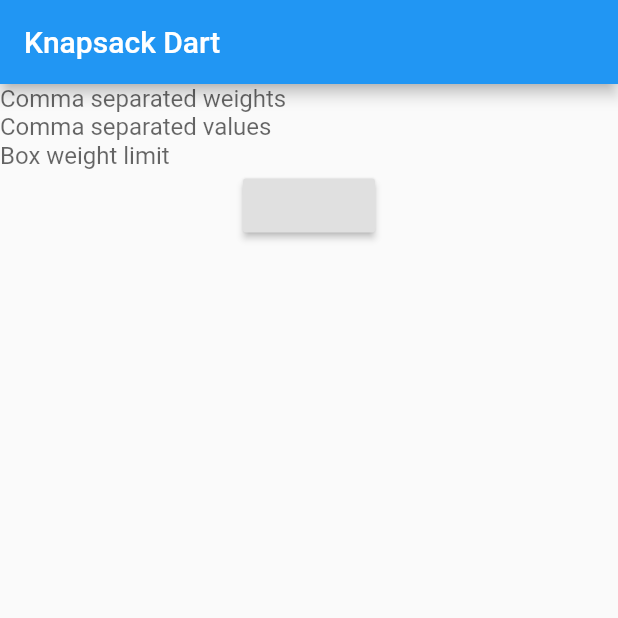
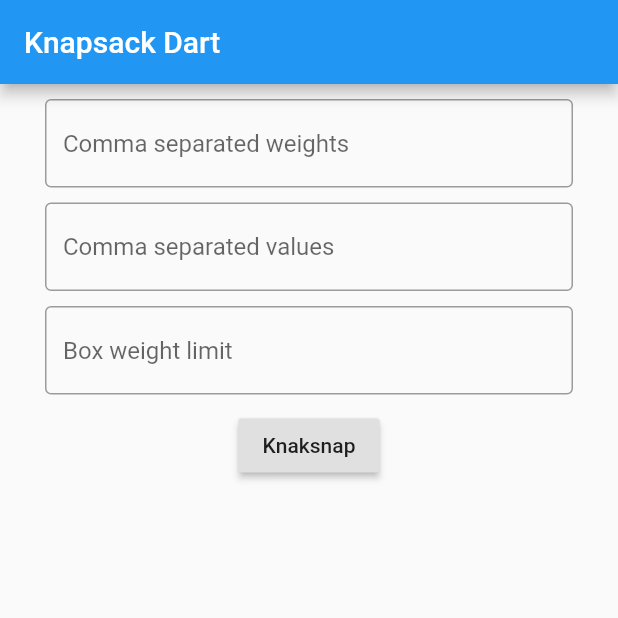
Before and after one commit to haybankz/tenner_test, a Flutter app: the screen it shows after launch, on a phone screen of 412 x 824 dp, the top half of it. Run offline on Flutter 3.47's test engine with Material 2 defaults, Android fonts, the phone set to English and light mode, and no system bars.

Commit message:
add second method

```diff
--- a/lib/main.dart
+++ b/lib/main.dart
@@ -49,15 +49,21 @@ class _HomeState extends State<MyHomePage>{
   @override
   Widget build(BuildContext context) {
     return Scaffold(
+      resizeToAvoidBottomPadding: false,
       appBar: AppBar(title: Text("Knapsack Dart"),
       ),
-      body: Form(
+      body: SingleChildScrollView(
+        child: Container(
+          margin: EdgeInsets.symmetric(horizontal: 30),
+          child: Form(
             key: _formKey,
             child: Column(
               children: [
+                SizedBox(height: 10,),
                  TextFormField(
                   controller: wController,
-              decoration: InputDecoration.collapsed(hintText: "Comma separated weights"),
+                  decoration: InputDecoration(hintText: "Comma separated weights",
+                    border: OutlineInputBorder(),),
                    validator: (value){
                     if(value.isEmpty) return "Enter box weights separated by commas";
                     if(value.replaceAll(" ", "").split(",").length != vController.text.replaceAll(" ", "").split(",").length){
@@ -67,9 +73,11 @@ class _HomeState extends State<MyHomePage>{
                    },
                 ),
 
+                SizedBox(height: 10,),
                 TextFormField(
                   controller: vController,
-              decoration: InputDecoration.collapsed(hintText: "Comma separated values"),
+                  decoration: InputDecoration(hintText: "Comma separated values",
+                      border: OutlineInputBorder()),
                   validator: (value){
                     if(value.isEmpty) return "Enter box value separated by commas";
                     if(value.replaceAll(" ", "").split(",").length != wController.text.replaceAll(" ", "").split(",").length){
@@ -78,16 +86,20 @@ class _HomeState extends State<MyHomePage>{
                     return null;
                   },
                 ),
-
+                SizedBox(height: 10,),
                 TextFormField(
                   controller: weightLimitController,
-              decoration: InputDecoration.collapsed(hintText: "Box weight limit"),
+                  decoration: InputDecoration(hintText: "Box weight limit",
+                      border: OutlineInputBorder()),
                   validator: (value){
                     if(value.isEmpty) return "Enter box weight limit";
                     return null;
                   },
                 ),
-            RaisedButton(onPressed: (){
+                SizedBox(height: 10,),
+                RaisedButton(
+                  child: Text("Knaksnap"),
+                    onPressed: (){
                   if(_formKey.currentState.validate()){
                     var weights = wController.text.replaceAll(" ", "").split(",").map((e) => int.parse(e)).toList();
                     var values = vController.text.replaceAll(" ", "").split(",").map((e) => int.parse(e)).toList();
@@ -96,17 +108,22 @@ class _HomeState extends State<MyHomePage>{
                       boxes.add(Box(name: "Box $i", weight: weights[i], value: values[i]));
                     }
 
-                Knapsack knapsack = Knapsack(boxes: boxes, weightLimit: int.parse(weightLimitController.text.trim()));
-                var ans = knapsack.solve();
+                    Knapsack knapsack1 = Knapsack(boxes: boxes, weightLimit: int.parse(weightLimitController.text.trim()));
+                    var ans1 = knapsack1.solve();
+                    Knapsack2 knapsack = Knapsack2(boxes: boxes, weightLimit: int.parse(weightLimitController.text.trim()));
+                    var ans2 = knapsack.solve();
                     setState(() {
-                  answer = ans;
+                      answer = "solution1: $ans1\n\nsolution2: $ans2";
                     });
                   }
                 }),
 
-            Text(answer),
+                Text(answer ?? ""),
+                SizedBox(height: 10,),
 
               ],
+            ),
+          ),
         ),
       ),
     );
```
Also changed, not shown: lib/knapsack.dart (+95 -36 lines). Lines whose indentation alone changed are shown as unchanged.
